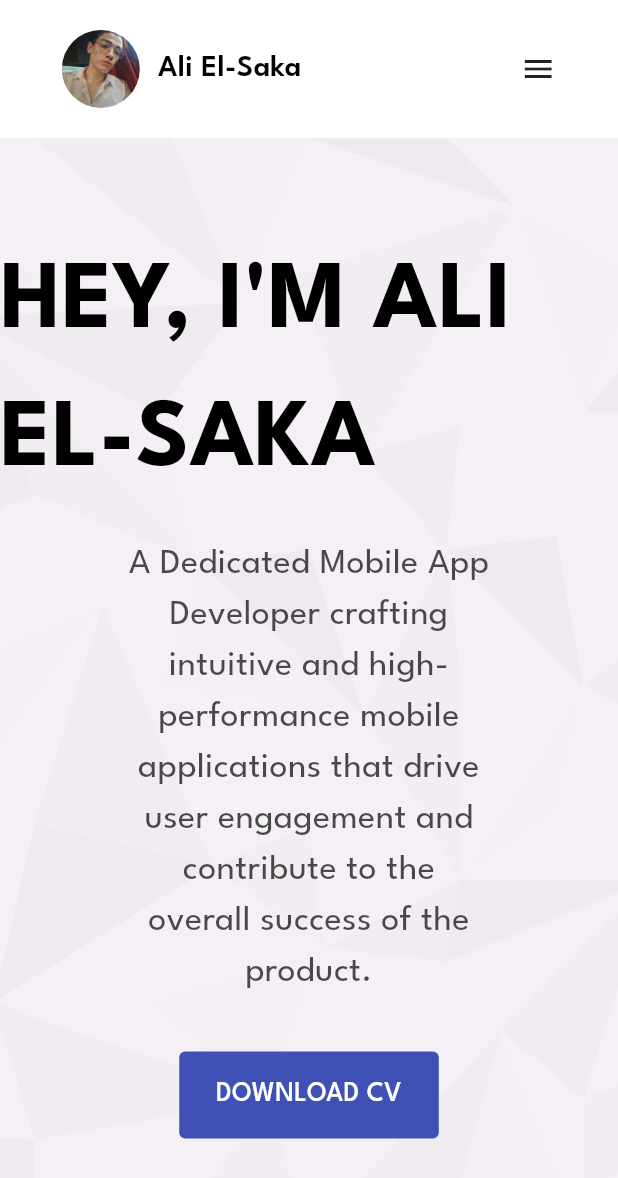
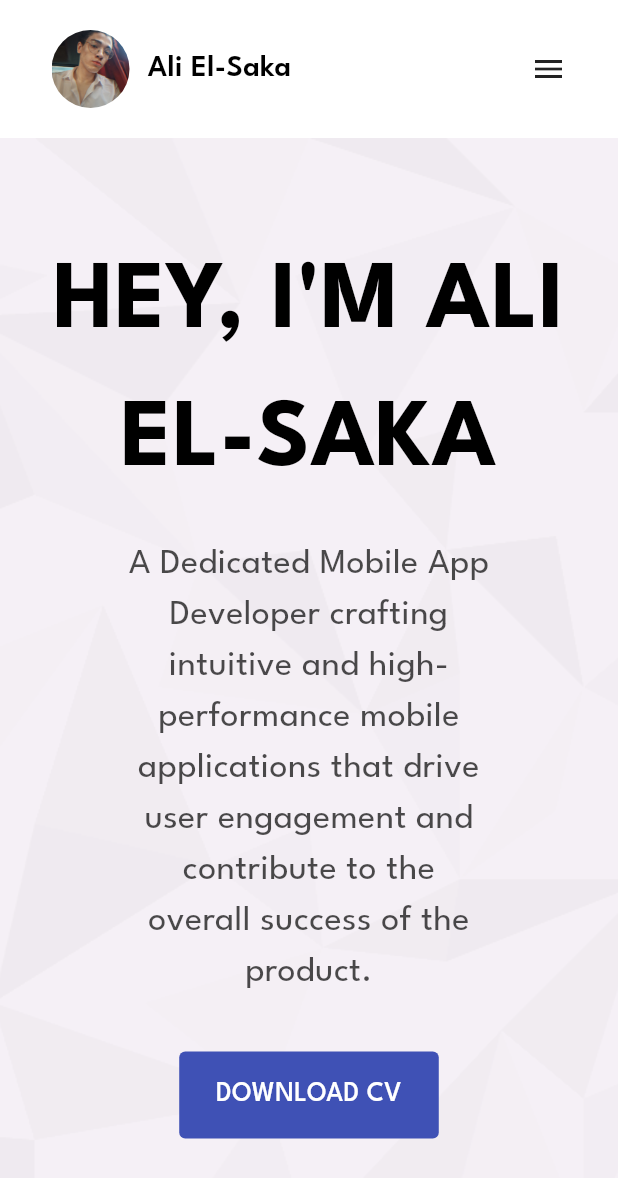
Before and after one commit to AliEl-Saka/portfolio, a Flutter app: the screen it shows after launch, on a phone screen of 412 x 824 dp. Shown: the top 1178 px of the screen. Run offline on Flutter 3.47's test engine with Material 3 defaults, Android fonts, the phone set to English and light mode, and no system bars; our stand-ins replace responsive_builder.

Commit message:
handle home section content

```diff
--- /dev/null
+++ b/lib/core/widgets/centered_view.dart
@@ -0,0 +1,11 @@
+import 'package:flutter/material.dart';
+
+class CenteredView extends StatelessWidget {
+  const CenteredView({super.key,required this.child});
+  final Widget child;
+
+  @override
+  Widget build(BuildContext context) {
+    return Align(alignment: Alignment.center,child: ConstrainedBox(constraints: BoxConstraints(maxWidth: MediaQuery.of(context).size.width / 1.20),child: child ,));
+  }
+}
--- a/lib/views/sections/home_section.dart
+++ b/lib/views/sections/home_section.dart
@@ -1,6 +1,7 @@
 import 'package:flutter/material.dart';
 import 'package:portfolio/core/widgets/custom_text.dart';
 import 'package:portfolio/widgets/home_section/home_seciton_decoration.dart';
+import 'package:portfolio/widgets/home_section/home_section_content.dart';
 import 'package:responsive_builder/responsive_builder.dart';
 
 class HomeSection extends StatelessWidget {
@@ -17,47 +18,7 @@ class HomeSection extends StatelessWidget {
         height: MediaQuery.of(context).size.height - navBarHeight,
         width: double.infinity,
         decoration: homeSectionDecoration(),
-        child: Column(
-          mainAxisAlignment: MainAxisAlignment.center,
-          children: [
-            const CustomText(
-              "HEY, I'M ALI EL-SAKA",
-              fontSize: 64,
-              fontWeight: FontWeight.w700,
-            ),
-            const SizedBox(
-              height: 18,
-            ),
-            ConstrainedBox(
-              constraints: BoxConstraints(
-                  maxWidth: MediaQuery.of(context).size.width / 1.7),
-              child: CustomText(
-                'A Dedicated Mobile App Developer crafting intuitive and high-performance mobile applications that drive user engagement and contribute to the overall success of the product.',
-                fontWeight: FontWeight.w400,
-                fontSize: 24,
-                fontColor: Colors.black.withOpacity(0.7),
-                textAlign: TextAlign.center,
-              ),
-            ),
-            const SizedBox(
-              height: 36,
-            ),
-            Container(
-              width: 42.screenWidth,
-              decoration: BoxDecoration(
-                  color: Colors.indigo, borderRadius: BorderRadius.circular(4)),
-              child: const Padding(
-                padding: EdgeInsets.symmetric(vertical: 16),
-                child: CustomText(
-                  'DOWNLOAD CV',
-                  fontSize: 18,
-                  fontColor: Colors.white,
-                  textAlign: TextAlign.center,
-                ),
-              ),
-            )
-          ],
-        ),
+        child: const HomeSectionContent(),
       );
     });
   }
--- /dev/null
+++ b/lib/widgets/home_section/home_section_content.dart
@@ -0,0 +1,58 @@
+import 'package:flutter/material.dart';
+import 'package:portfolio/core/widgets/centered_view.dart';
+import 'package:portfolio/core/widgets/custom_text.dart';
+import 'package:responsive_builder/responsive_builder.dart';
+
+class HomeSectionContent extends StatelessWidget {
+  const HomeSectionContent({
+    super.key,
+  });
+
+  @override
+  Widget build(BuildContext context) {
+    return CenteredView(
+      child: Column(
+        mainAxisAlignment: MainAxisAlignment.center,
+        children: [
+          const CustomText(
+            "HEY, I'M ALI EL-SAKA",
+            fontSize: 64,
+            fontWeight: FontWeight.w700,
+            textAlign: TextAlign.center,
+          ),
+          const SizedBox(
+            height: 18,
+          ),
+          ConstrainedBox(
+            constraints: BoxConstraints(
+                maxWidth: MediaQuery.of(context).size.width / 1.7),
+            child: CustomText(
+              'A Dedicated Mobile App Developer crafting intuitive and high-performance mobile applications that drive user engagement and contribute to the overall success of the product.',
+              fontWeight: FontWeight.w400,
+              fontSize: 24,
+              fontColor: Colors.black.withOpacity(0.7),
+              textAlign: TextAlign.center,
+            ),
+          ),
+          const SizedBox(
+            height: 36,
+          ),
+          Container(
+            width: 42.screenWidth,
+            decoration: BoxDecoration(
+                color: Colors.indigo, borderRadius: BorderRadius.circular(4)),
+            child: const Padding(
+              padding: EdgeInsets.symmetric(vertical: 16),
+              child: CustomText(
+                'DOWNLOAD CV',
+                fontSize: 18,
+                fontColor: Colors.white,
+                textAlign: TextAlign.center,
+              ),
+            ),
+          )
+        ],
+      ),
+    );
+  }
+}
--- a/lib/widgets/nav_bar/responsive_nav_bar.dart
+++ b/lib/widgets/nav_bar/responsive_nav_bar.dart
@@ -13,13 +13,10 @@ class ResponsiveNavBar extends StatelessWidget {
       key: globalKey,
         height: 92,
         color: Colors.white,
-        child: Align(
-          alignment: Alignment.center,
-          child: ScreenTypeLayout.builder(
-            desktop: (context) => const WebsiteTabletNavBar(),
-            tablet: (context) => const WebsiteTabletNavBar(),
-            mobile: (context) => const MobileNavBar(),
-          ),
+        child: ScreenTypeLayout.builder(
+          desktop: (context) => const WebsiteTabletNavBar(),
+          tablet: (context) => const WebsiteTabletNavBar(),
+          mobile: (context) => const MobileNavBar(),
         ));
   }
 }
--- a/lib/widgets/nav_bar/widgets/responsive/mobile_nav_bar.dart
+++ b/lib/widgets/nav_bar/widgets/responsive/mobile_nav_bar.dart
@@ -1,6 +1,6 @@
 import 'package:flutter/material.dart';
+import 'package:portfolio/core/widgets/centered_view.dart';
 import 'package:portfolio/widgets/nav_bar/widgets/image_and_name.dart';
-import 'package:portfolio/widgets/nav_bar/widgets/sections.dart';
 
 class MobileNavBar extends StatelessWidget {
   const MobileNavBar({
@@ -9,9 +9,7 @@ class MobileNavBar extends StatelessWidget {
 
   @override
   Widget build(BuildContext context) {
-    return ConstrainedBox(
-      constraints:
-          BoxConstraints(maxWidth: MediaQuery.of(context).size.width / 1.25),
+    return CenteredView(
       child: Row(
         mainAxisAlignment: MainAxisAlignment.spaceBetween,
         children: [
--- a/lib/widgets/nav_bar/widgets/responsive/website_nav_bar.dart
+++ b/lib/widgets/nav_bar/widgets/responsive/website_nav_bar.dart
@@ -1,4 +1,5 @@
 import 'package:flutter/material.dart';
+import 'package:portfolio/core/widgets/centered_view.dart';
 import 'package:portfolio/widgets/nav_bar/widgets/image_and_name.dart';
 import 'package:portfolio/widgets/nav_bar/widgets/sections.dart';
 
@@ -9,10 +10,8 @@ class WebsiteTabletNavBar extends StatelessWidget {
 
   @override
   Widget build(BuildContext context) {
-    return ConstrainedBox(
-      constraints:
-          BoxConstraints(maxWidth: MediaQuery.of(context).size.width / 1.20),
-      child: const Row(
+    return const CenteredView(
+      child: Row(
         mainAxisAlignment: MainAxisAlignment.spaceBetween,
         children: [
           ImageAndName(),
```
